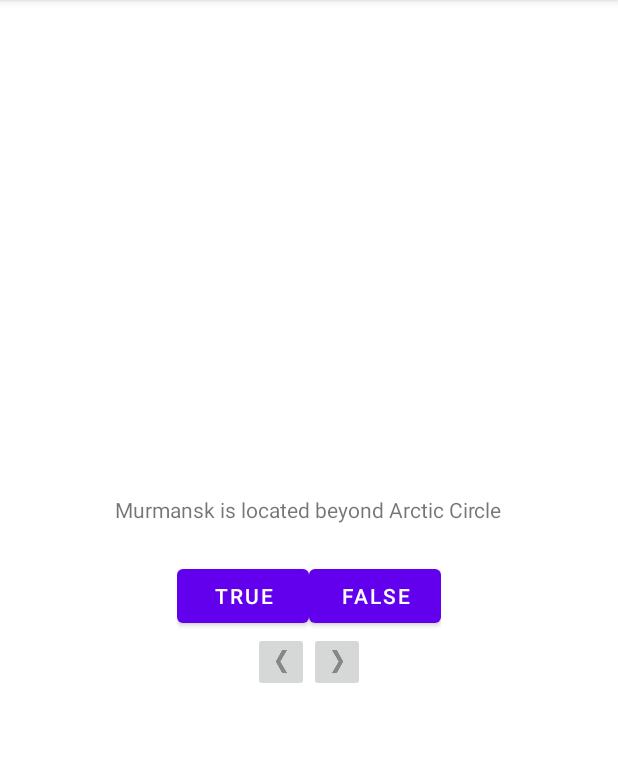
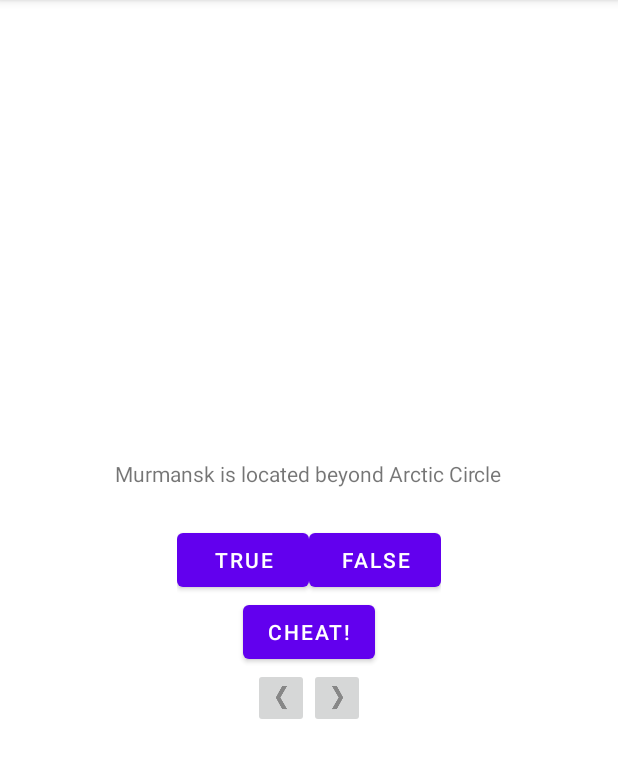
Before and after one commit to Kot512/android_training_1, an Android app: the screen it shows after launch (MainActivity), on a phone screen of 412 x 824 dp, the part 84-862 px from its top. Run offline under Robolectric (Android 15) with nearby library versions, the phone set to English and light mode, and no system bars.

Commit message:
cheat button in progress

```diff
--- a/app/src/main/java/com/example/geoquiz/MainActivity.kt
+++ b/app/src/main/java/com/example/geoquiz/MainActivity.kt
@@ -1,5 +1,6 @@
 package com.example.geoquiz
 
+import android.content.Intent
 import android.os.Bundle
 import android.util.Log
 import android.view.Gravity
@@ -9,11 +10,11 @@ import android.widget.ImageButton
 import android.widget.TextView
 import android.widget.Toast
 import androidx.appcompat.app.AppCompatActivity
-import androidx.lifecycle.ViewModel
 import androidx.lifecycle.ViewModelProvider
-import androidx.lifecycle.ViewModelProviders
+//import androidx.lifecycle.ViewModelProviders
 
 private const val TAG = "MainActivity"
+private const val KEY_INDEX = "index"
 
 
 class MainActivity : AppCompatActivity() {
@@ -24,15 +25,26 @@ class MainActivity : AppCompatActivity() {
     private lateinit var questionTextView: TextView
     private lateinit var resultBarTextView: TextView
     private lateinit var retryButton: Button
+    private lateinit var cheatButton: Button
 
     private val quizViewModel: QuizViewModel by lazy {
-        ViewModelProviders.of(this).get(QuizViewModel::class.java)
+//        ViewModelProviders.of(this).get(QuizViewModel::class.java) - устаревшая форма записи
+        ViewModelProvider(this)[QuizViewModel::class.java]
+    }
+
+
+
+
+    override fun onSaveInstanceState(outState: Bundle) {
+        super.onSaveInstanceState(outState)
+        outState.putInt(KEY_INDEX, quizViewModel.currentIndex)
     }
 
 
 
 
     private fun checkAnswer(userAnswer: Boolean) {
+
         val correctAnswer = quizViewModel.currentQuestionAnswer
         val messageResId =
             if (correctAnswer == userAnswer)
@@ -54,10 +66,11 @@ class MainActivity : AppCompatActivity() {
         if (quizViewModel.answeredCount == quizViewModel.questionsAmount) {
             showResult()
         }
+
     }
 
     private fun updateQuestion() {
-        Log.d(TAG, "${quizViewModel.currentQuestionText}, ${quizViewModel.questionBank[quizViewModel.currentIndex]}")
+
         val questionTextResId = quizViewModel.currentQuestionText
         questionTextView.setText(questionTextResId)
 
@@ -68,9 +81,11 @@ class MainActivity : AppCompatActivity() {
             trueButton.isEnabled = false
             falseButton.isEnabled = false
         }
+
     }
 
     private fun nextQuestion() {
+
         quizViewModel.indexPlus()
         updateQuestion()
         Log.d(TAG, "${quizViewModel.currentIndex}")
@@ -79,17 +94,21 @@ class MainActivity : AppCompatActivity() {
     private fun previousQuestion() {
         quizViewModel.indexMinus()
         updateQuestion()
+
     }
 
     private fun showResult() {
+
         val scoreText = "Your score is ${100.0 * quizViewModel.score / quizViewModel.questionsAmount}%"
         resultBarTextView.text = scoreText
         resultBarTextView.visibility = View.VISIBLE
         retryButton.visibility = View.VISIBLE
         quizViewModel.resultShown = true
+
     }
 
     private fun hideResultAndRestart() {
+
         quizViewModel.resultShown = false
         resultBarTextView.visibility = View.GONE
         retryButton.visibility = View.GONE
@@ -98,6 +117,7 @@ class MainActivity : AppCompatActivity() {
         quizViewModel.currentIndex = 0
         quizViewModel.resetQuestions()
         updateQuestion()
+
     }
 
 
@@ -110,8 +130,9 @@ class MainActivity : AppCompatActivity() {
     override fun onCreate(savedInstanceState: Bundle?) {
         super.onCreate(savedInstanceState)
         Log.d(TAG, "onCreate(Bundle?)")
+        setContentView(R.layout.activity_main)
 
-        setContentView(R.layout.activity_main)
+        quizViewModel.currentIndex = savedInstanceState?.getInt(KEY_INDEX, 0) ?: 0
 
         trueButton = findViewById(R.id.true_button)
         falseButton = findViewById(R.id.false_button)
@@ -120,6 +141,7 @@ class MainActivity : AppCompatActivity() {
         questionTextView = findViewById(R.id.question_text_view)
         retryButton = findViewById(R.id.retry_button)
         resultBarTextView = findViewById(R.id.result_bar)
+        cheatButton = findViewById(R.id.cheat_button)
 
         updateQuestion()
         if (quizViewModel.resultShown) showResult()
@@ -141,6 +163,11 @@ class MainActivity : AppCompatActivity() {
         }
         retryButton.setOnClickListener {
             hideResultAndRestart()
+        }
+        cheatButton.setOnClickListener {
+            val intent = Intent(this, CheatActivity::class.java)
+            // this показывает, что запускаемую активити искать в этом пакете
+            startActivity(intent)
         }
     }
 
--- a/app/src/main/res/layout-land/activity_main.xml
+++ b/app/src/main/res/layout-land/activity_main.xml
@@ -44,6 +44,7 @@
 
     </LinearLayout>
 
+
     <LinearLayout
         android:layout_width="wrap_content"
         android:layout_height="wrap_content"
@@ -67,6 +68,13 @@
             android:src="@drawable/arrow_right"
             tools:ignore="SpeakableTextPresentCheck,TouchTargetSizeCheck" />
 
+        <Button
+            android:id="@+id/cheat_button"
+            android:layout_width="wrap_content"
+            android:layout_height="wrap_content"
+            android:layout_gravity="bottom|center_horizontal"
+            android:text="@string/cheat_button" />
+
     </LinearLayout>
 
     <Button
--- a/app/src/main/res/layout/activity_main.xml
+++ b/app/src/main/res/layout/activity_main.xml
@@ -48,6 +48,13 @@
 
         </LinearLayout>
 
+    <Button
+        android:id="@+id/cheat_button"
+        android:layout_width="wrap_content"
+        android:layout_height="wrap_content"
+        android:text="@string/cheat_button" />
+
+
     <LinearLayout
         android:layout_width="wrap_content"
         android:layout_height="wrap_content"
--- a/app/src/main/res/values/strings.xml
+++ b/app/src/main/res/values/strings.xml
@@ -8,6 +8,10 @@
     <string name="next_button">Next</string>
     <string name="back_button">Back</string>
     <string name="retry_button">Retry</string>
+    <string name="warning_text">Are you sure you want to do this?</string>
+    <string name="show_answer_button">Show answer</string>
+    <string name="cheat_button">Cheat!</string>
+    <string name="judgement_toast">Cheating is wrong.</string>
 
     <string name="question_murmansk">Murmansk is located beyond Arctic Circle</string>
     <string name="question_president">Is Vladimir Putin the best in Milky Way (answer wisely)</string>
```
Also changed, not shown: app/src/main/AndroidManifest.xml (+7 -0 lines), app/src/main/java/com/example/geoquiz/CheatActivity.kt (added, +12 -0 lines), app/src/main/res/layout/activity_cheat.xml (added, +30 -0 lines).
